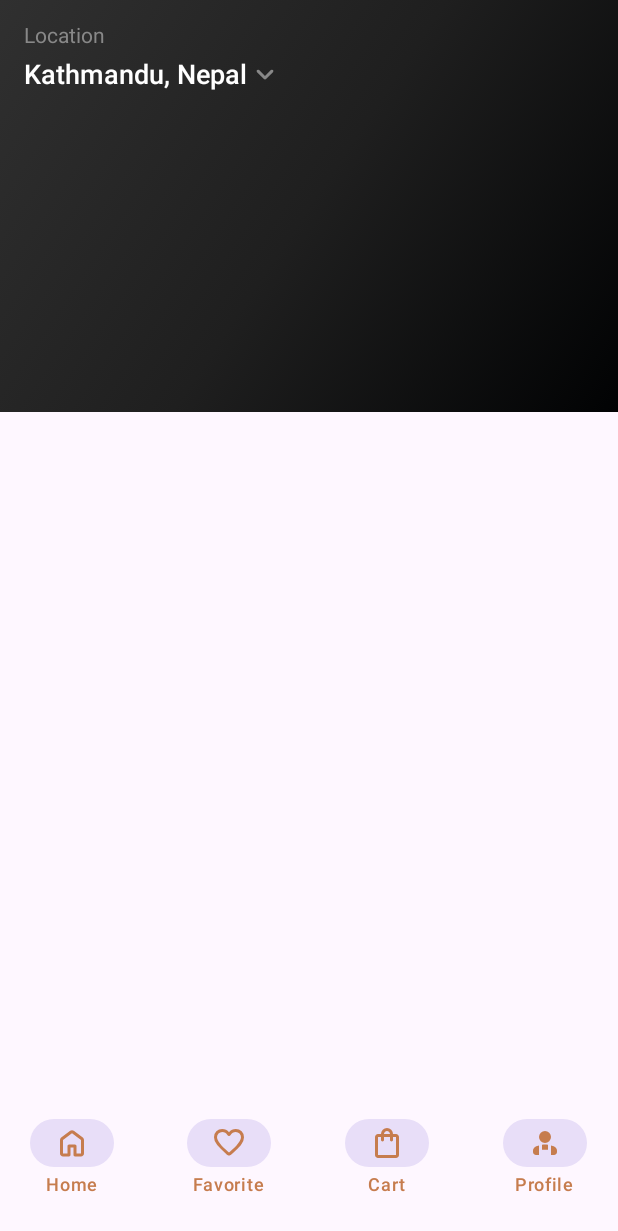
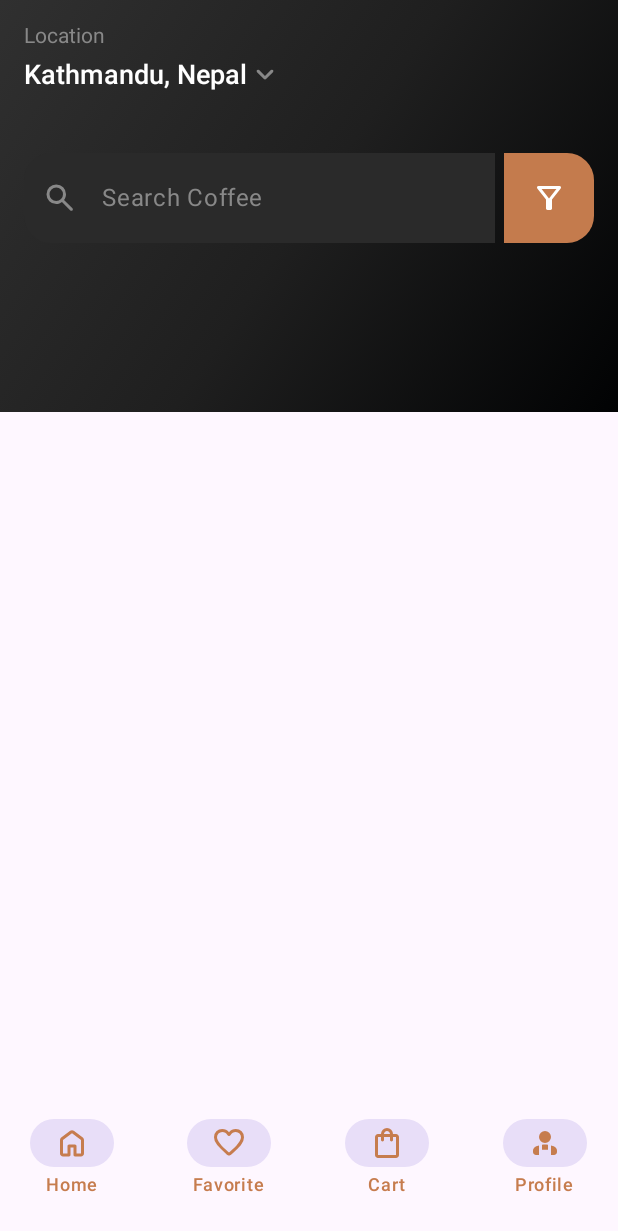
Before and after one commit to Aakashraz/MyCoffeeApp, an Android app built with Jetpack Compose: the screen it shows after launch (MainActivity), on a phone screen of 412 x 824 dp. Shown: the top 1231 px of the screen. Run offline under Robolectric (Android 15) with nearby library versions, the phone set to English and light mode, and no system bars.

Commit message:
MySearchBar composable added

```diff
--- a/app/src/main/java/com/example/mycoffeeapp/screens/homescreen/HomeScreen.kt
+++ b/app/src/main/java/com/example/mycoffeeapp/screens/homescreen/HomeScreen.kt
@@ -65,6 +65,7 @@ fun HomeScreen() {
             )
 
             Spacer(modifier = Modifier.height(6.dp))
+
             Row(
                 verticalAlignment = Alignment.CenterVertically
             ) {
@@ -75,11 +76,15 @@ fun HomeScreen() {
                     fontSize = 18.sp
                 )
                 Icon(
-                    painter = painterResource(id = R.drawable.ic_keyboard_arrow_down_rounded_24dp),
+                    painter = painterResource(R.drawable.ic_keyboard_arrow_down_rounded_24dp),
                     contentDescription = "Change Location",
                     tint = Color.Gray
                 )
             }
+
+            Spacer(modifier = Modifier.height(40.dp))
+
+            MySearchBar()
         }
     }
 }
--- a/app/src/main/java/com/example/mycoffeeapp/screens/homescreen/MySearchBar.kt
+++ b/app/src/main/java/com/example/mycoffeeapp/screens/homescreen/MySearchBar.kt
@@ -1 +1,97 @@
 package com.example.mycoffeeapp.screens.homescreen
+
+import androidx.compose.foundation.background
+import androidx.compose.foundation.layout.Row
+import androidx.compose.foundation.layout.Spacer
+import androidx.compose.foundation.layout.fillMaxWidth
+import androidx.compose.foundation.layout.height
+import androidx.compose.foundation.layout.size
+import androidx.compose.foundation.layout.width
+import androidx.compose.foundation.shape.RoundedCornerShape
+import androidx.compose.material3.Icon
+import androidx.compose.material3.IconButton
+import androidx.compose.material3.Text
+import androidx.compose.material3.TextField
+import androidx.compose.material3.TextFieldDefaults
+import androidx.compose.runtime.Composable
+import androidx.compose.runtime.getValue
+import androidx.compose.runtime.mutableStateOf
+import androidx.compose.runtime.remember
+import androidx.compose.runtime.setValue
+import androidx.compose.ui.Alignment
+import androidx.compose.ui.Modifier
+import androidx.compose.ui.graphics.Color
+import androidx.compose.ui.res.painterResource
+import androidx.compose.ui.tooling.preview.Preview
+import androidx.compose.ui.unit.dp
+import com.example.mycoffeeapp.R
+import com.example.mycoffeeapp.ui.theme.CoffeeBrown
+
+
+@Preview(
+    showBackground = true, showSystemUi = true,
+    device = "spec:width=411dp,height=891dp"
+)
+@Composable
+fun MySearchBar() {
+
+    var searchText by remember { mutableStateOf("") }
+
+    Row(
+        modifier = Modifier.fillMaxWidth(),
+        verticalAlignment = Alignment.CenterVertically
+    ) {
+        TextField(
+            value = searchText,
+            onValueChange = { searchText = it },
+            leadingIcon = {
+                Icon(
+                    painter = painterResource(R.drawable.ic_search_rounded_24dp),
+                    contentDescription = "Search",
+                    tint = Color.Gray
+                )
+            },
+            placeholder = { Text("Search Coffee", color = Color.Gray) },
+            shape = RoundedCornerShape(
+                topStart = 18.dp,
+                topEnd = 0.dp,
+                bottomStart = 18.dp,
+                bottomEnd = 0.dp
+            ),
+            singleLine = true,
+            modifier = Modifier.weight(1f).height(60.dp),
+            colors = TextFieldDefaults.colors(
+                focusedIndicatorColor = Color.Transparent,
+                unfocusedIndicatorColor = Color.Transparent,
+                unfocusedContainerColor = Color(0xFF2A2A2A),
+                focusedContainerColor = Color(0xFF422A24),
+                cursorColor = Color.LightGray,
+                focusedTextColor = Color.White,
+                unfocusedTextColor = Color.Gray
+            )
+        )
+
+        Spacer(modifier = Modifier.width(6.dp))
+
+        IconButton(
+            onClick = {},
+            modifier = Modifier
+                .size(60.dp)
+                .background(
+                color = CoffeeBrown,
+                shape = RoundedCornerShape(
+                    topStart = 0.dp,
+                    topEnd = 18.dp,
+                    bottomStart = 0.dp,
+                    bottomEnd = 18.dp
+                )
+            )
+        ) {
+            Icon(
+                painter = painterResource(R.drawable.ic_filter_alt_rounded_24dp),
+                contentDescription = "Filter",
+                tint = Color.White
+            )
+        }
+    }
+}
--- /dev/null
+++ b/app/src/main/res/drawable/ic_filter_alt_rounded_24dp.xml
@@ -0,0 +1,10 @@
+<vector xmlns:android="http://schemas.android.com/apk/res/android"
+    android:width="24dp"
+    android:height="24dp"
+    android:viewportWidth="960"
+    android:viewportHeight="960"
+    android:tint="?android:colorControlNormal">
+  <path
+      android:fillColor="@android:color/white"
+      android:pathData="M440,800Q423,800 411.5,788.5Q400,777 400,760L400,520L168,224Q153,204 163.5,182Q174,160 200,160L760,160Q786,160 796.5,182Q807,204 792,224L560,520L560,760Q560,777 548.5,788.5Q537,800 520,800L440,800ZM480,492L678,240L282,240L480,492ZM480,492L480,492L480,492Z"/>
+</vector>
--- /dev/null
+++ b/app/src/main/res/drawable/ic_search_rounded_24dp.xml
@@ -0,0 +1,10 @@
+<vector xmlns:android="http://schemas.android.com/apk/res/android"
+    android:width="24dp"
+    android:height="24dp"
+    android:viewportWidth="960"
+    android:viewportHeight="960"
+    android:tint="?android:colorControlNormal">
+  <path
+      android:fillColor="@android:color/white"
+      android:pathData="M380,640Q271,640 195.5,564.5Q120,489 120,380Q120,271 195.5,195.5Q271,120 380,120Q489,120 564.5,195.5Q640,271 640,380Q640,424 626,463Q612,502 588,532L812,756Q823,767 823,784Q823,801 812,812Q801,823 784,823Q767,823 756,812L532,588Q502,612 463,626Q424,640 380,640ZM380,560Q455,560 507.5,507.5Q560,455 560,380Q560,305 507.5,252.5Q455,200 380,200Q305,200 252.5,252.5Q200,305 200,380Q200,455 252.5,507.5Q305,560 380,560Z"/>
+</vector>
```
